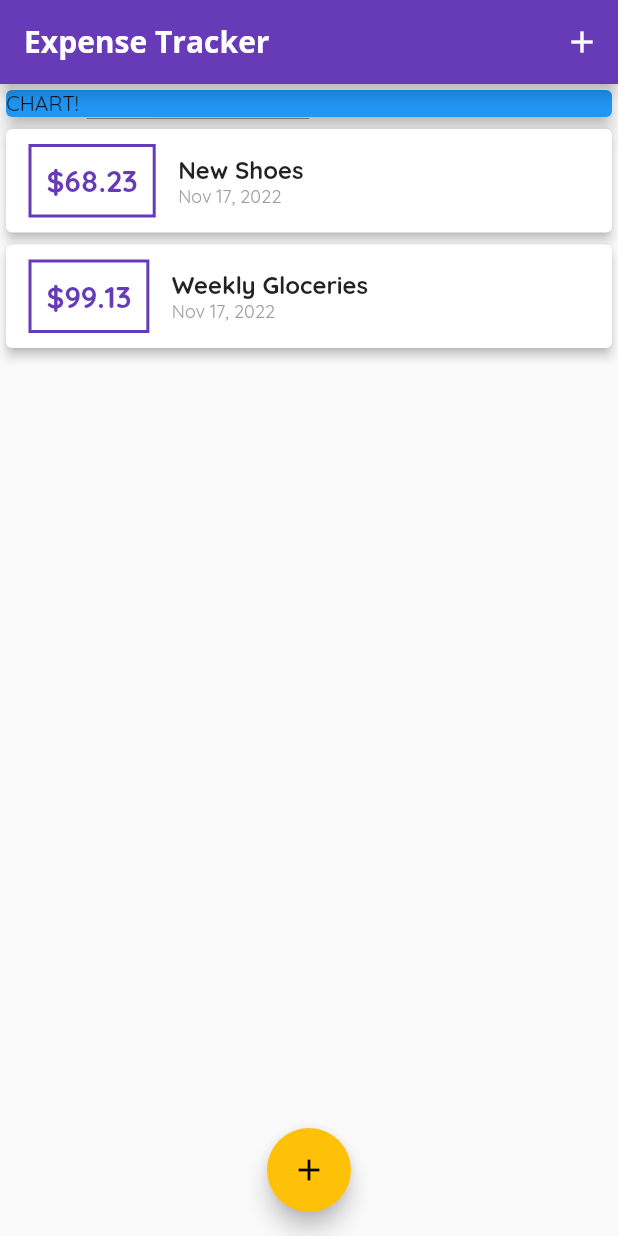
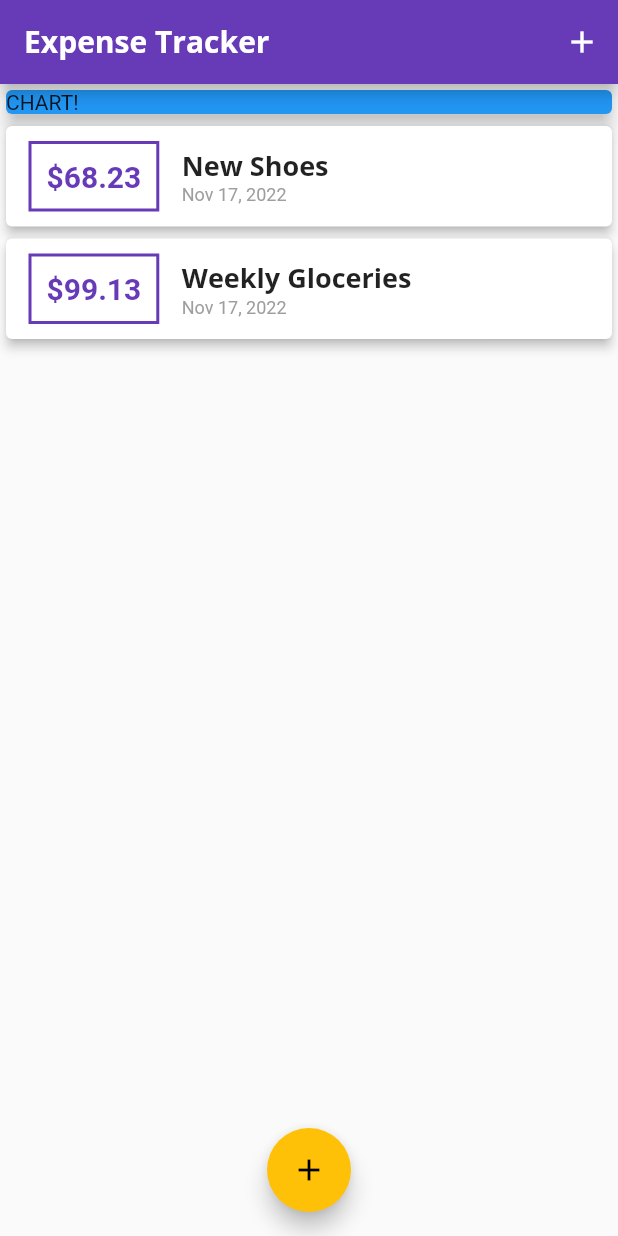
Before and after one commit to manuelwils/expense_tracker, a Flutter app: the screen it shows after launch, on a phone screen of 412 x 824 dp. Run offline on Flutter 3.47's test engine with Material 2 defaults, Android fonts, the phone set to English and light mode, and no system bars.

Commit message:
added custom fonts

```diff
--- a/lib/main.dart
+++ b/lib/main.dart
@@ -18,14 +18,19 @@ class MyApp extends StatelessWidget {
         primarySwatch: Colors.deepPurple,
         accentColor: Colors.amber,
         fontFamily: 'Quicksand',
-        appBarTheme: AppBarTheme(
-          textTheme: ThemeData.light().textTheme.copyWith(
-                headline6: const TextStyle(
-                  fontFamily: 'Opensans',
-                  fontSize: 20,
-                  fontWeight: FontWeight.bold,
-                ),
+        textTheme: ThemeData.light().textTheme.copyWith(
+              headline6: const TextStyle(
+                fontFamily: 'Opensans',
+                fontSize: 18,
+                fontWeight: FontWeight.bold,
               ),
+            ),
+        appBarTheme: const AppBarTheme(
+          titleTextStyle: TextStyle(
+            fontFamily: 'Opensans',
+            fontSize: 20,
+            fontWeight: FontWeight.bold,
+          ),
         ),
       ),
       home: const MyHomePage(),
--- a/lib/widgets/transaction_list.dart
+++ b/lib/widgets/transaction_list.dart
@@ -44,10 +44,7 @@ class TransactionList extends StatelessWidget {
                   children: [
                     Text(
                       transactions[index].title!,
-                      style: const TextStyle(
-                        fontSize: 16,
-                        fontWeight: FontWeight.bold,
-                      ),
+                      style: Theme.of(context).textTheme.headline6,
                     ),
                     Text(
                       DateFormat.yMMMd().format(transactions[index].date!),
```
